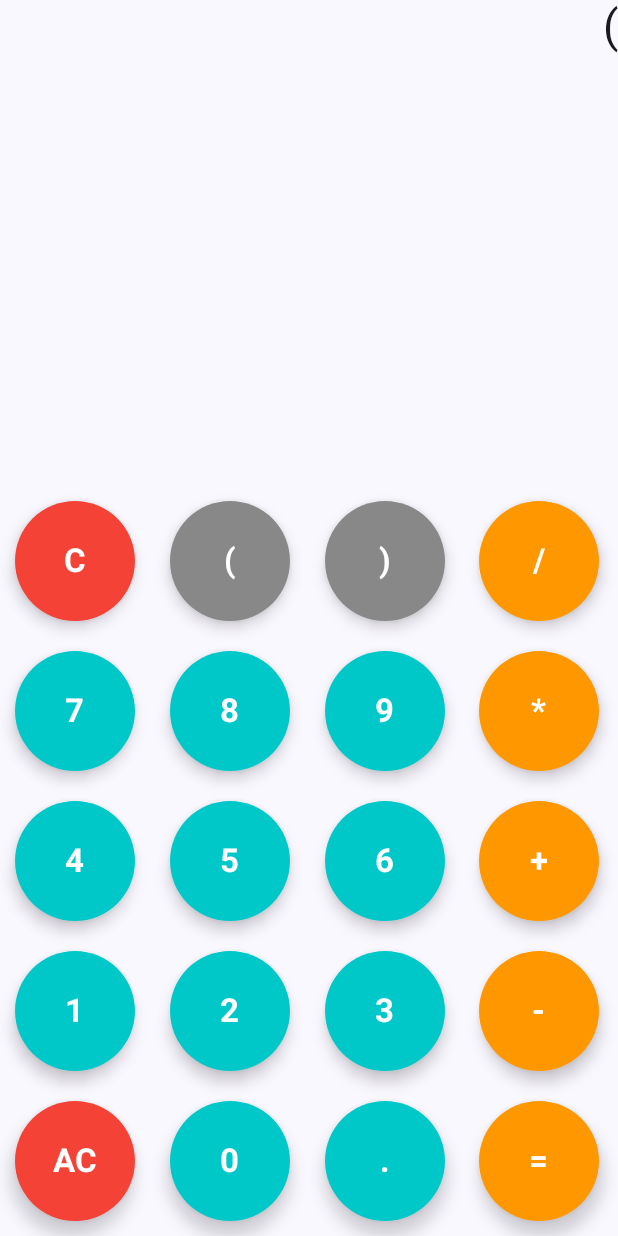
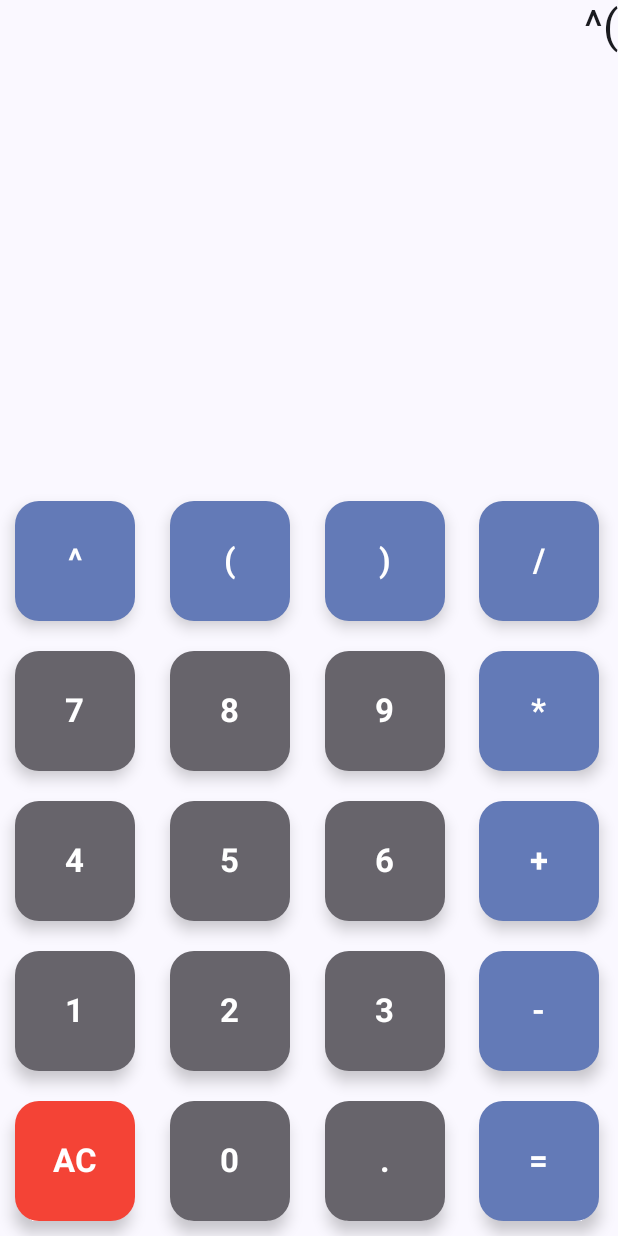
Before and after one commit to GerardoFernandez7/AOS_CalcCompose, an Android app built with Jetpack Compose: the screen it shows after launch (MainActivity), after a tap on an icon or button, on a phone screen of 412 x 824 dp. Run offline under Robolectric (Android 15) with nearby library versions, the phone set to English and light mode, and no system bars; our stand-ins replace livedata-compose; 2 statements that could not run were skipped; 2 other taps on this screen came first.

Commit message:
Se agrego la funcion potencia y se hizo un recolor de todos los elemenos

```diff
--- a/app/src/main/java/com/gerardo_fdez/calccompose/Calculator.kt
+++ b/app/src/main/java/com/gerardo_fdez/calccompose/Calculator.kt
@@ -24,10 +24,9 @@ import androidx.compose.ui.text.style.TextAlign
 import androidx.compose.ui.text.style.TextOverflow
 import androidx.compose.ui.unit.dp
 import androidx.compose.ui.unit.sp
-import com.gerardo_fdez.calccompose.ui.theme.Logic
 
 val buttonList = listOf(
-    "C","(",")","/",
+    "^","(",")","/",
     "7","8","9","*",
     "4","5","6","+",
     "1","2","3","-",
@@ -85,7 +84,7 @@ fun CalculatorButton(btn : String,onClick : ()-> Unit) {
         FloatingActionButton(
             onClick = onClick,
             modifier = Modifier.size(80.dp),
-            shape = CircleShape,
+
             contentColor = Color.White,
             containerColor = getColor(btn)
         ) {
@@ -96,11 +95,9 @@ fun CalculatorButton(btn : String,onClick : ()-> Unit) {
 
 
 fun getColor(btn : String) : Color{
-    if(btn == "C" || btn == "AC")
+    if(btn == "AC")
         return Color(0xFFF44336)
-    if(btn == "(" || btn == ")")
-        return Color.Gray
-    if(btn == "/" || btn == "*" || btn == "+" || btn == "-" || btn == "=")
-        return Color(0xFFFF9800)
-    return Color(0xFF00C8C9)
+    if(btn == "/" || btn == "*" || btn == "+" || btn == "-" || btn == "=" || btn == "^" || btn == "(" || btn == ")")
+        return Color(0xFF637AB7)
+    return Color(0xFF67646B)
 }
--- /dev/null
+++ b/app/src/main/java/com/gerardo_fdez/calccompose/Logic.kt
@@ -0,0 +1,69 @@
+package com.gerardo_fdez.calccompose
+
+import android.util.Log
+import androidx.lifecycle.LiveData
+import androidx.lifecycle.MutableLiveData
+import androidx.lifecycle.ViewModel
+import org.mozilla.javascript.Context
+import org.mozilla.javascript.Scriptable
+
+class Logic  : ViewModel(){
+    private val _equationText = MutableLiveData("")
+    val equationText : LiveData<String> = _equationText
+
+    private val _resultText = MutableLiveData("0")
+    val resultText : LiveData<String> = _resultText
+
+    fun onButtonClick(btn : String){
+        Log.i("Clicked Button", btn)
+
+        _equationText.value?.let {
+            if(btn=="AC"){
+                _equationText.value = ""
+                _resultText.value = "0"
+                return
+            }
+
+            if(btn=="^"){
+                _equationText.value = it + "^"
+                return
+            }
+
+            if(btn == "="){
+                _equationText.value = _resultText.value
+                return
+            }
+
+            _equationText.value = it + btn
+
+            //Calcular el Resultado
+            try {
+                _resultText.value = calculateResult(_equationText.value.toString())
+            }
+            catch (e: Exception){
+                e.printStackTrace()
+            }
+        }
+    }
+
+    fun calculateResult(equation: String): String {
+        val modifiedEquation = parseExponent(equation) // Reemplazar "^" por la expresión adecuada
+        val context: Context = Context.enter()
+        context.optimizationLevel = -1
+        val scriptable: Scriptable = context.initStandardObjects()
+        var finalResult = context.evaluateString(scriptable, modifiedEquation, "Javascript", 1, null).toString()
+        if (finalResult.endsWith(".0")) {
+            finalResult = finalResult.replace(".0", "")
+        }
+        return finalResult
+    }
+
+    private fun parseExponent(equation: String): String {
+        val regex = Regex("([0-9.]+)\\^([0-9.]+)")
+        return regex.replace(equation) {
+            val base = it.groupValues[1]
+            val exponent = it.groupValues[2]
+            "Math.pow($base, $exponent)"
+        }
+    }
+}
--- a/app/src/main/java/com/gerardo_fdez/calccompose/MainActivity.kt
+++ b/app/src/main/java/com/gerardo_fdez/calccompose/MainActivity.kt
@@ -7,15 +7,9 @@ import androidx.activity.enableEdgeToEdge
 import androidx.compose.foundation.layout.fillMaxSize
 import androidx.compose.foundation.layout.padding
 import androidx.compose.material3.Scaffold
-import androidx.compose.material3.Text
-import androidx.compose.runtime.Composable
 import androidx.compose.ui.Modifier
-import androidx.compose.ui.tooling.preview.Preview
 import androidx.lifecycle.ViewModelProvider
 import com.gerardo_fdez.calccompose.ui.theme.CalcComposeTheme
-import com.gerardo_fdez.calccompose.ui.theme.Logic
-import java.util.Stack
-import kotlin.math.pow
 
 class MainActivity : ComponentActivity() {
     override fun onCreate(savedInstanceState: Bundle?) {
--- a/app/src/main/java/com/gerardo_fdez/calccompose/ui/theme/Logic.kt
+++ /dev/null
@@ -1,59 +0,0 @@
-package com.gerardo_fdez.calccompose.ui.theme
-
-import android.util.Log
-import androidx.lifecycle.LiveData
-import androidx.lifecycle.MutableLiveData
-import androidx.lifecycle.ViewModel
-import org.mozilla.javascript.Context
-import org.mozilla.javascript.Scriptable
-
-class Logic  : ViewModel(){
-    private val _equationText = MutableLiveData("")
-    val equationText : LiveData<String> = _equationText
-
-    private val _resultText = MutableLiveData("0")
-    val resultText : LiveData<String> = _resultText
-
-    fun onButtonClick(btn : String){
-        Log.i("Clicked Button", btn)
-
-        _equationText.value?.let {
-            if(btn=="AC"){
-                _equationText.value = ""
-                _resultText.value = "0"
-                return
-            }
-
-            if(btn=="C"){
-                if(it.isNotEmpty()){
-                    _equationText.value = it.substring(0,it.length-1)
-                }
-                return
-            }
-
-            if(btn == "="){
-                _equationText.value = _resultText.value
-                return
-            }
-
-            _equationText.value = it+btn
-
-            //Calcular el Resultado
-            try {
-                _resultText.value =  calculateResult(_equationText.value.toString())
-            }
-            catch (_ : Exception){}
-            }
-    }
-
-    fun calculateResult(equation : String) : String{
-        val context : Context = Context.enter()
-        context.optimizationLevel = -1
-        val scriptable : Scriptable = context.initStandardObjects()
-        var finalResult = context.evaluateString(scriptable,equation,"Javascript",1,null).toString()
-        if(finalResult.endsWith(".0")){
-            finalResult = finalResult.replace(".0","")
-        }
-        return finalResult
-    }
-}
```
